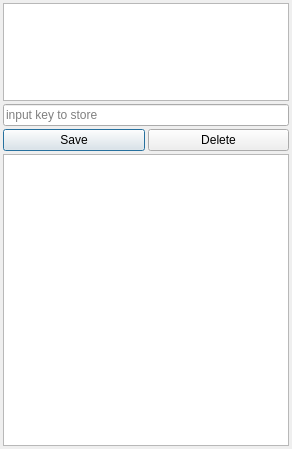
Qt form mainwindow.ui (justpresident/gcypher) before a commit.
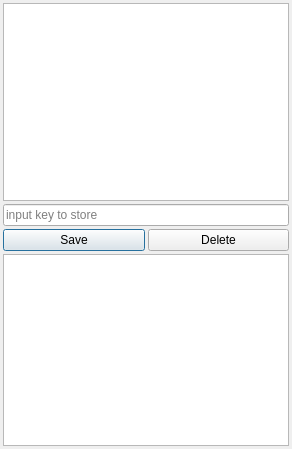
The same form after that commit.

Diff of the .ui file:
```diff
--- a/mainwindow.ui
+++ b/mainwindow.ui
@@ -51,7 +51,7 @@
     <item>
      <widget class="QListView" name="listView">
       <property name="sizePolicy">
-       <sizepolicy hsizetype="Expanding" vsizetype="Maximum">
+       <sizepolicy hsizetype="Expanding" vsizetype="Preferred">
         <horstretch>0</horstretch>
         <verstretch>1</verstretch>
        </sizepolicy>
@@ -108,9 +108,9 @@
     <item>
      <widget class="QPlainTextEdit" name="valueEdit">
       <property name="sizePolicy">
-       <sizepolicy hsizetype="Expanding" vsizetype="Preferred">
+       <sizepolicy hsizetype="Expanding" vsizetype="Maximum">
         <horstretch>0</horstretch>
-        <verstretch>3</verstretch>
+        <verstretch>1</verstretch>
        </sizepolicy>
       </property>
       <property name="plainText">
```
